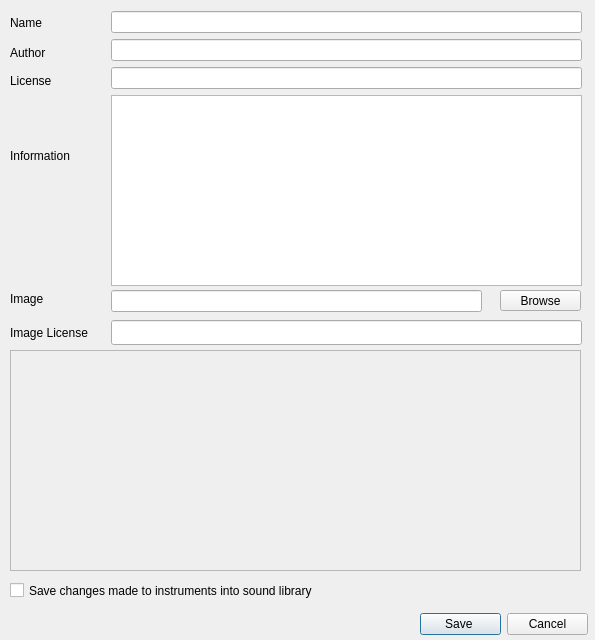
First picture: the form in src/gui/src/SoundLibrary/SoundLibraryPropertiesDialog_UI.ui, repository hydrogen-music/hydrogen, before the edit.
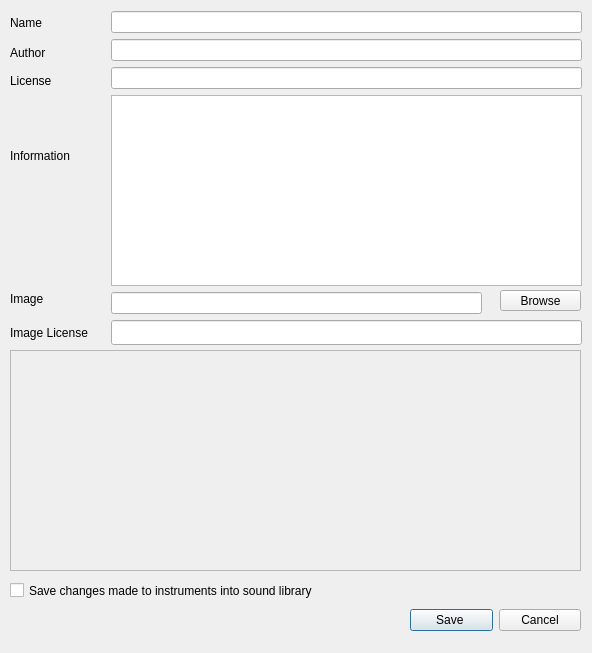
Second picture: the form after the edit.

Commit message: Fixed Cancel button on properties dialog and some spacing issues on same

The edit to the form file:
```diff
--- a/src/gui/src/SoundLibrary/SoundLibraryPropertiesDialog_UI.ui
+++ b/src/gui/src/SoundLibrary/SoundLibraryPropertiesDialog_UI.ui
@@ -6,8 +6,8 @@
    <rect>
     <x>0</x>
     <y>0</y>
-    <width>595</width>
-    <height>640</height>
+    <width>592</width>
+    <height>653</height>
    </rect>
   </property>
   <property name="windowTitle">
@@ -168,10 +168,10 @@
   <widget class="QWidget" name="layoutWidget">
    <property name="geometry">
     <rect>
-     <x>420</x>
-     <y>610</y>
-     <width>168</width>
-     <height>28</height>
+     <x>410</x>
+     <y>600</y>
+     <width>171</width>
+     <height>41</height>
     </rect>
    </property>
    <layout class="QHBoxLayout">
@@ -283,7 +283,7 @@
    <property name="geometry">
     <rect>
      <x>111</x>
-     <y>290</y>
+     <y>292</y>
      <width>371</width>
      <height>22</height>
     </rect>
```
The commit also changes 1 other file.
